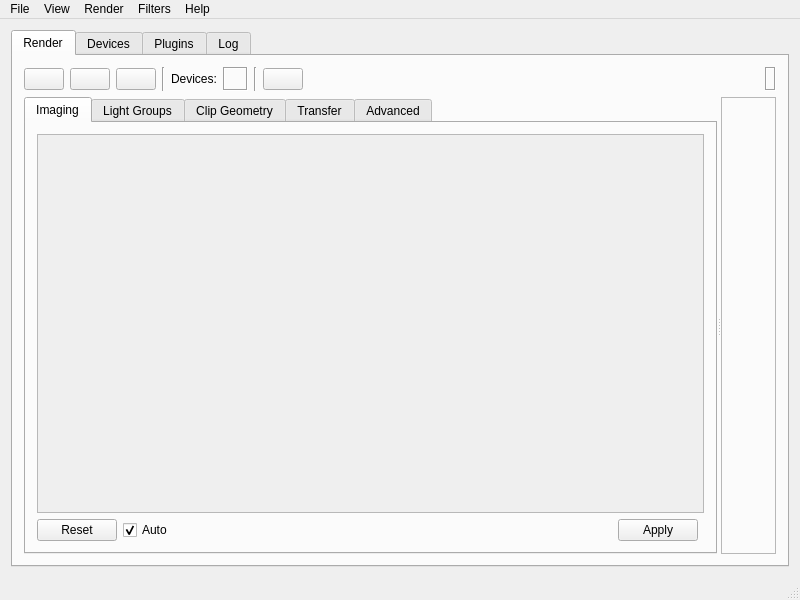
First picture: the form in Source/VoxRender/Interface/mainwindow.ui, repository nagyistoce/voxrender, before the edit.
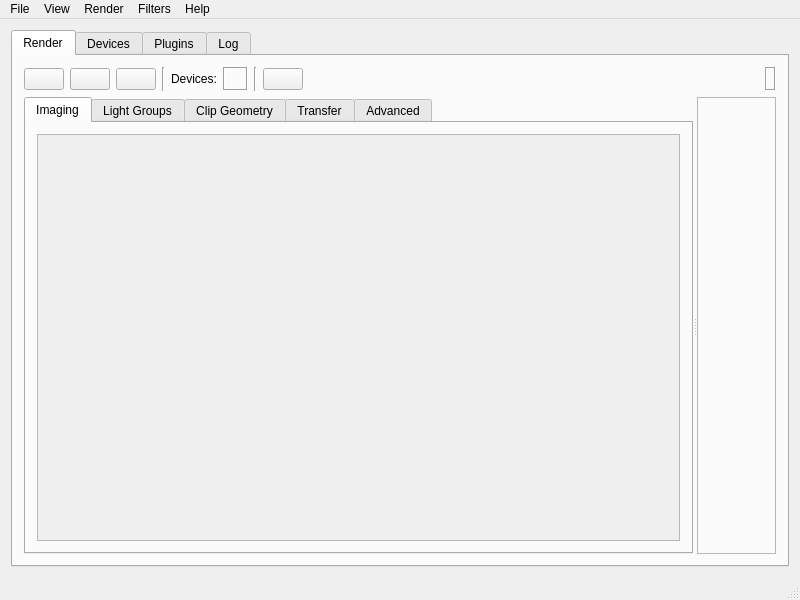
Second picture: the form after the edit. Icons and pictures are not drawn.

```diff
--- a/Source/VoxRender/Interface/mainwindow.ui
+++ b/Source/VoxRender/Interface/mainwindow.ui
@@ -277,7 +277,7 @@
              <string>Imaging</string>
             </attribute>
             <layout class="QGridLayout" name="gridLayout_4">
-             <item row="3" column="0" colspan="5">
+             <item row="3" column="0" colspan="2">
               <widget class="QScrollArea" name="scrollArea_panes">
                <property name="sizePolicy">
                 <sizepolicy hsizetype="Preferred" vsizetype="MinimumExpanding">
@@ -294,7 +294,7 @@
                   <x>0</x>
                   <y>0</y>
                   <width>677</width>
-                  <height>166</height>
+                  <height>195</height>
                  </rect>
                 </property>
                 <layout class="QVBoxLayout" name="verticalLayout_5">
@@ -305,43 +305,6 @@
                </widget>
               </widget>
              </item>
-             <item row="4" column="0">
-              <widget class="QPushButton" name="pushButton_imagingReset">
-               <property name="text">
-                <string>Reset</string>
-               </property>
-              </widget>
-             </item>
-             <item row="4" column="1">
-              <widget class="QCheckBox" name="checkBox_imagingAuto">
-               <property name="text">
-                <string>Auto</string>
-               </property>
-               <property name="checked">
-                <bool>true</bool>
-               </property>
-              </widget>
-             </item>
-             <item row="4" column="2">
-              <spacer name="horizontalSpacer_2">
-               <property name="orientation">
-                <enum>Qt::Horizontal</enum>
-               </property>
-               <property name="sizeHint" stdset="0">
-                <size>
-                 <width>40</width>
-                 <height>20</height>
-                </size>
-               </property>
-              </spacer>
-             </item>
-             <item row="4" column="3">
-              <widget class="QPushButton" name="pushButton_imagingApply">
-               <property name="text">
-                <string>Apply</string>
-               </property>
-              </widget>
-             </item>
             </layout>
            </widget>
            <widget class="QWidget" name="tab_lightGroups">
```
Left out of the diff: 4 changed lines with no effect on the pictures.
